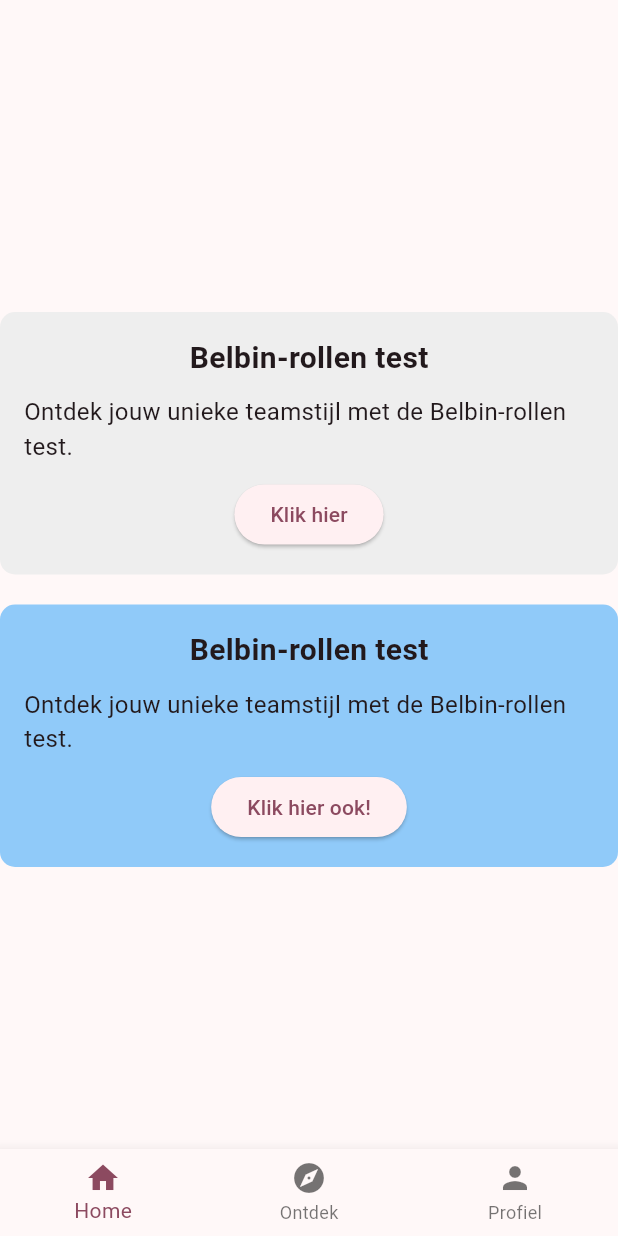
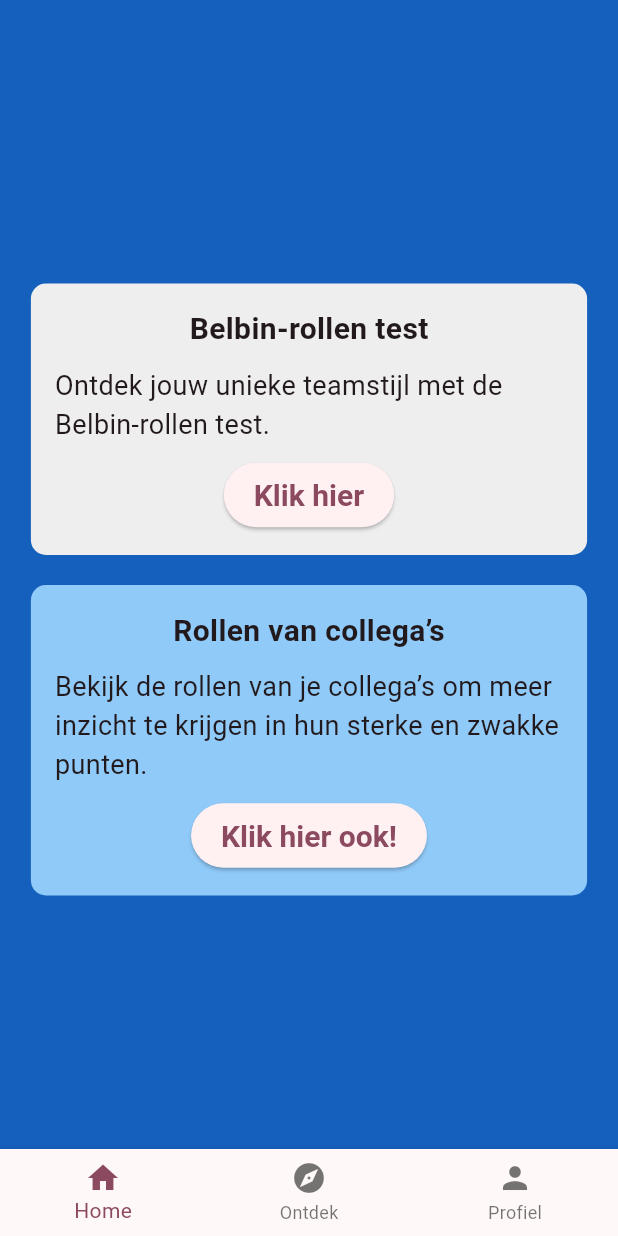
Before and after one commit to brentvanmalsen/rolradar, a Flutter app: the screen it shows after launch, on a phone screen of 412 x 824 dp. Run offline on Flutter 3.47's test engine with Material 3 defaults, Android fonts, the phone set to English and light mode, and no system bars; Roboto replaces fonts that are missing (RobotoLight).

Commit message:
Titel en tekst van de Home pagina knoppen verder gemaakt

```diff
--- a/lib/main.dart
+++ b/lib/main.dart
@@ -80,12 +80,16 @@ class PageOne extends StatelessWidget {
 
   @override
   Widget build(BuildContext context) {
-    return Center(
+    return Container(
+      color: const Color(0xFF1560BD), // Kleur #1560BD
+      child: Center(
         child: Column(
           mainAxisAlignment: MainAxisAlignment.center,
           children: [
             const SizedBox(height: 20),
             Container(
+              width: MediaQuery.of(context).size.width *
+                  0.9, // 80% van de scherm breedte
               padding: const EdgeInsets.all(16),
               decoration: BoxDecoration(
                 color: Colors.grey[200],
@@ -93,18 +97,29 @@ class PageOne extends StatelessWidget {
               ),
               child: Column(
                 children: [
-                const Text(
+                  Text(
                     'Belbin-rollen test',
                     style: TextStyle(fontSize: 20, fontWeight: FontWeight.bold),
                   ),
                   const SizedBox(height: 10),
-                const Text(
+                  Text(
                     'Ontdek jouw unieke teamstijl met de Belbin-rollen test.',
-                  style: TextStyle(fontSize: 16),
+                    style: TextStyle(
+                      fontSize: 18,
+                      fontFamily: 'RobotoLight',
+                    ),
                   ),
                   const SizedBox(height: 10),
                   ElevatedButton(
                     onPressed: () {},
+                    style: ElevatedButton.styleFrom(
+                      padding:
+                          EdgeInsets.symmetric(horizontal: 20, vertical: 10),
+                      textStyle: const TextStyle(
+                        fontSize: 20,
+                        fontWeight: FontWeight.bold,
+                      ),
+                    ),
                     child: const Text('Klik hier'),
                   ),
                 ],
@@ -112,6 +127,8 @@ class PageOne extends StatelessWidget {
             ),
             const SizedBox(height: 20),
             Container(
+              width: MediaQuery.of(context).size.width *
+                  0.9, // 80% van de scherm breedte
               padding: const EdgeInsets.all(16),
               decoration: BoxDecoration(
                 color: Colors.blue[200],
@@ -119,18 +136,29 @@ class PageOne extends StatelessWidget {
               ),
               child: Column(
                 children: [
-                const Text(
-                  'Belbin-rollen test',
+                  Text(
+                    'Rollen van collega’s',
                     style: TextStyle(fontSize: 20, fontWeight: FontWeight.bold),
                   ),
                   const SizedBox(height: 10),
-                const Text(
-                  'Ontdek jouw unieke teamstijl met de Belbin-rollen test.',
-                  style: TextStyle(fontSize: 16),
+                  Text(
+                    'Bekijk de rollen van je collega’s om meer inzicht te krijgen in hun sterke en zwakke punten.',
+                    style: TextStyle(
+                      fontSize: 18,
+                      fontFamily: 'RobotoLight',
+                    ),
                   ),
                   const SizedBox(height: 10),
                   ElevatedButton(
                     onPressed: () {},
+                    style: ElevatedButton.styleFrom(
+                      padding:
+                          EdgeInsets.symmetric(horizontal: 20, vertical: 10),
+                      textStyle: const TextStyle(
+                        fontSize: 20,
+                        fontWeight: FontWeight.bold,
+                      ),
+                    ),
                     child: const Text('Klik hier ook!'),
                   ),
                 ],
@@ -138,6 +166,7 @@ class PageOne extends StatelessWidget {
             ),
           ],
         ),
+      ),
     );
   }
 }
```
Also changed, not shown: 1 other file. Lines whose indentation alone changed are shown as unchanged.
